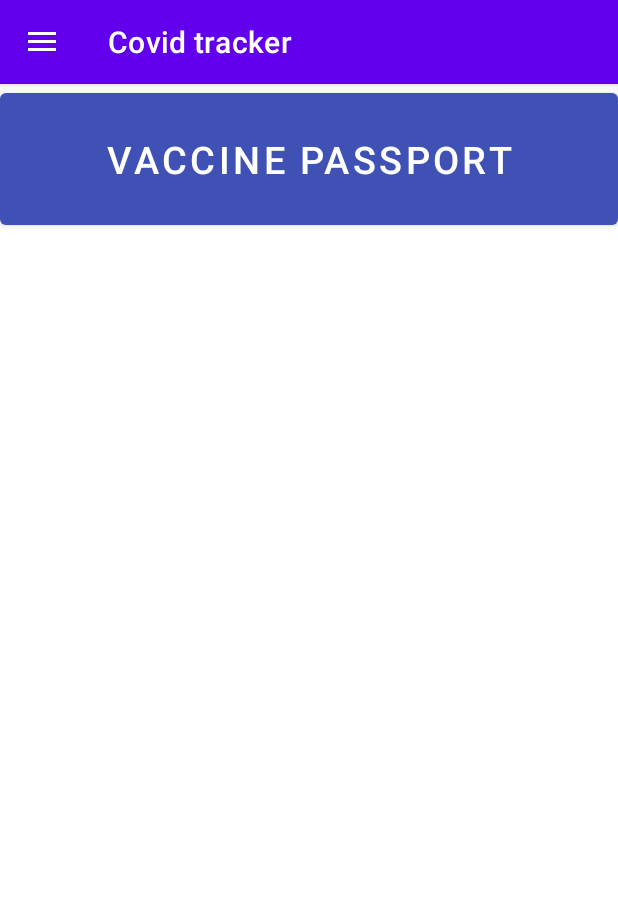
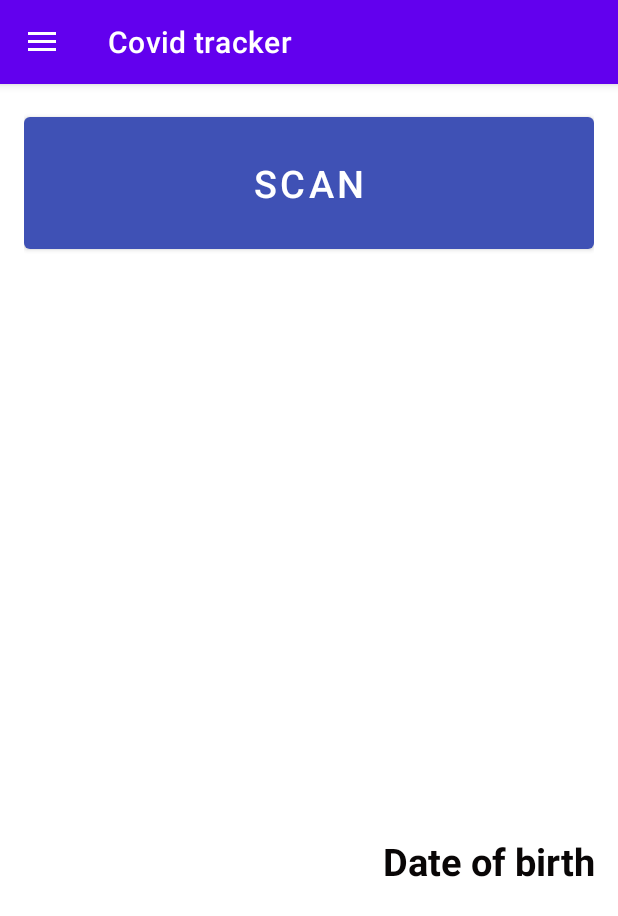
Before and after one commit to oliviahedlund/COVID, an Android app: the fragment covidPassportFragment placed in its activity, on a phone screen of 412 x 824 dp. Shown: the top 916 px of the screen. Run offline under Robolectric (Android 15) with nearby library versions, the phone set to English and light mode, and no system bars; libraries missing offline, so code that uses them is left out: com.journeyapps.barcodescanner; 7 statements that could not run were skipped.

Commit message:
Fixed QR Code not showing problem

```diff
--- a/app/src/main/java/com/example/myapplication/UI/Covid_Passport/covidPassportFragment.java
+++ b/app/src/main/java/com/example/myapplication/UI/Covid_Passport/covidPassportFragment.java
@@ -1,14 +1,15 @@
 package com.example.myapplication.UI.Covid_Passport;
 
 import android.graphics.Bitmap;
-import android.media.Image;
 import android.os.Bundle;
 
 import androidx.fragment.app.Fragment;
 
+import android.util.Log;
 import android.view.LayoutInflater;
 import android.view.View;
 import android.view.ViewGroup;
+import android.widget.Button;
 import android.widget.ImageView;
 import android.widget.TextView;
 
@@ -29,11 +30,14 @@
  */
 public class covidPassportFragment extends Fragment {
     private String id;
-    private String fullname;
+    private String fullName;
     private String birthDate;
     private TextView userName;
     private TextView userBirthDate;
-    //private ImageView qr;
+    private Button scanner;
+
+    private UserResponse user;
+    private View view;
 
     public covidPassportFragment() {
         // Required empty public constructor
@@ -44,37 +48,43 @@
     public View onCreateView(LayoutInflater inflater, ViewGroup container,
                              Bundle savedInstanceState) {
         GeneralActivity activity = (GeneralActivity) getActivity();
-        UserResponse user = activity.getUserData();
-        View view = inflater.inflate(R.layout.fragment_covid_passport, container, false);
-        //set string to user id,birth date and full name
+        user = activity.getUserData();
+        view = inflater.inflate(R.layout.fragment_covid_passport, container, false);
+
+        makeQRCode();
+        return view;
+    }
+
+    public void setupScanner(){
+        scanner = (Button) view.findViewById(R.id.scanner);
+        scanner.setOnClickListener(new View.OnClickListener() {
+            @Override
+            public void onClick(View view) {
+
+            }
+        });
+    }
+
+    public void makeQRCode(){
         id = user.getId();
         birthDate = user.getBirthDate();
-        fullname = user.getFirstName() +" "+ user.getLastName();
+        fullName = user.getFirstName() +" "+ user.getLastName();
         userName = (TextView) view.findViewById(R.id.name);
-        userName.setText(fullname);
+        userName.setText(fullName);
         userBirthDate = (TextView) view.findViewById(R.id.birth_date);
         userBirthDate.setText(birthDate.substring(0,10));
 
         if(!id.isEmpty()){
-            //initialize multiformatwriter
             MultiFormatWriter writer = new MultiFormatWriter();
             try {
                 BitMatrix matrix = writer.encode(id, BarcodeFormat.QR_CODE, 350, 350);
-                //initialize barcode encoder
                 BarcodeEncoder encoder = new BarcodeEncoder();
-                //initialize bitmap
                 Bitmap bitmap = encoder.createBitmap(matrix);
-                //set bitmap on imageView
                 ImageView qr = view.findViewById(R.id.qr_output);
                 qr.setImageBitmap(bitmap);
             } catch (WriterException e) {
                 e.printStackTrace();
             }
         }
-
-        // Inflate the layout for this fragment
-        return view;
     }
-
-
 }
--- a/app/src/main/res/layout/fragment_covid_passport.xml
+++ b/app/src/main/res/layout/fragment_covid_passport.xml
@@ -5,19 +5,18 @@
     xmlns:tools="http://schemas.android.com/tools"
     android:layout_width="match_parent"
     android:layout_height="match_parent"
-    tools:context=".UI.Covid_Passport.covidPassportFragment">
+    tools:context=".UI.Covid_Passport.covidPassportFragment"
     android:orientation="vertical"
     android:padding="16dp"
-    android:gravity="center_horizontal"
-    tools:context=".covidPassportFragment">
+    android:gravity="center_horizontal">
 
     <Button
+        android:id="@+id/scanner"
         android:layout_width="match_parent"
         android:layout_height="100dp"
-        android:text="Vaccine Passport"
+        android:text="Scan"
         android:textSize="25sp"
         app:backgroundTint="#3F51B5"
-
         />
 
 
```
